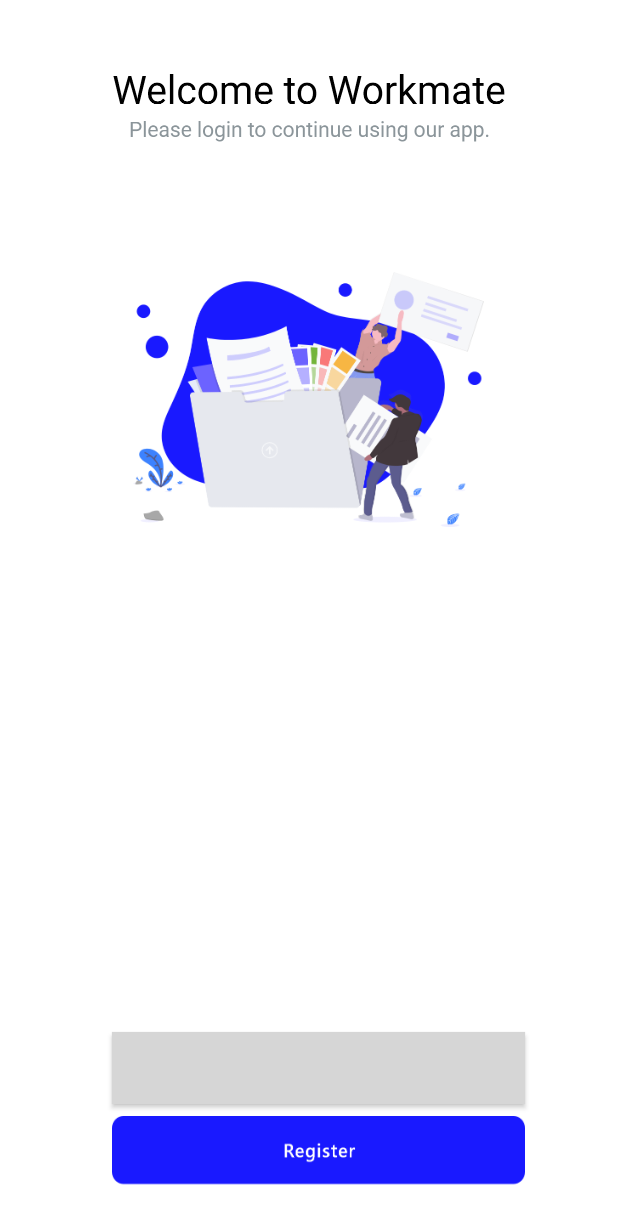
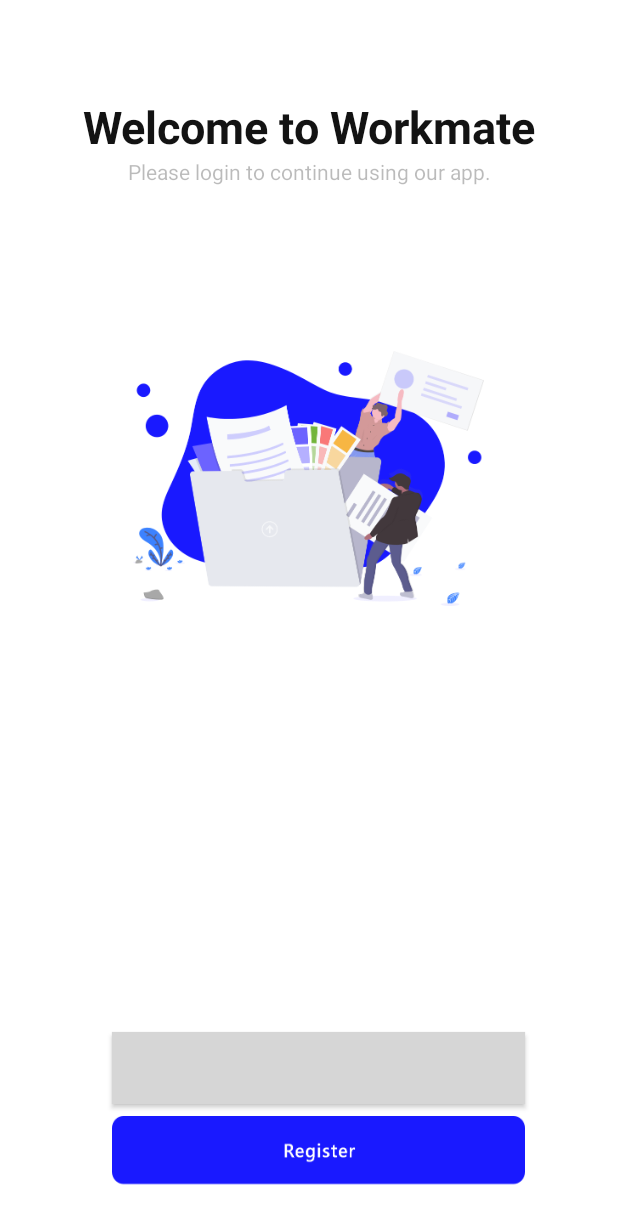
Before and after one commit to AlexanderAmeye/Workmate, an Android app: the screen it shows after launch (MainActivity), on a phone screen of 412 x 824 dp. Shown: the top 1224 px of the screen. Run offline under Robolectric (Android 15) with nearby library versions, the light colour scheme and no system bars; our stand-ins replace Volley; grey boxes are pictures that could not be loaded.

Commit message:
Initial Commit

```diff
--- a/app/build.gradle
+++ b/app/build.gradle
@@ -11,6 +11,12 @@
         testInstrumentationRunner "android.support.test.runner.AndroidJUnitRunner"
         vectorDrawables.useSupportLibrary = true
     }
+
+    compileOptions {
+        sourceCompatibility JavaVersion.VERSION_1_8
+        targetCompatibility JavaVersion.VERSION_1_8
+    }
+
     buildTypes {
         release {
             minifyEnabled false
--- a/app/src/main/AndroidManifest.xml
+++ b/app/src/main/AndroidManifest.xml
@@ -4,7 +4,7 @@
 
     <uses-permission android:name="android.permission.ACCESS_WIFI_STATE" />
     <uses-permission android:name="android.permission.INTERNET" />
-    <uses-permission android:name="android.permission.READ_CONTACTS" />
+    <uses-permission android:name="android.permission.NFC" />
 
     <application
         android:allowBackup="true"
--- a/app/src/main/res/layout/activity_main.xml
+++ b/app/src/main/res/layout/activity_main.xml
@@ -34,10 +34,8 @@
         android:layout_width="234dp"
         android:layout_height="222dp"
         android:layout_marginStart="8dp"
-        android:layout_marginLeft="8dp"
-        android:layout_marginTop="60dp"
+        android:layout_marginTop="84dp"
         android:layout_marginEnd="8dp"
-        android:layout_marginRight="8dp"
         app:layout_constraintEnd_toEndOf="parent"
         app:layout_constraintHorizontal_bias="0.496"
         app:layout_constraintStart_toStartOf="parent"
@@ -45,13 +43,26 @@
         app:srcCompat="@drawable/logo_group" />
 
     <TextView
-        android:id="@+id/textView3"
+        android:id="@+id/textView"
         android:layout_width="wrap_content"
         android:layout_height="wrap_content"
-        android:layout_marginTop="44dp"
-        android:background="@drawable/welcome_text_group"
+        android:layout_marginTop="64dp"
+        android:text="Welcome to Workmate"
+        android:textColor="#131313"
+        android:textSize="30sp"
+        android:textStyle="bold"
         app:layout_constraintEnd_toEndOf="parent"
         app:layout_constraintStart_toStartOf="parent"
         app:layout_constraintTop_toTopOf="parent" />
 
+    <TextView
+        android:id="@+id/textView3"
+        android:layout_width="wrap_content"
+        android:layout_height="wrap_content"
+        android:text="Please login to continue using our app."
+        android:textColor="#4A131313"
+        app:layout_constraintEnd_toEndOf="parent"
+        app:layout_constraintStart_toStartOf="parent"
+        app:layout_constraintTop_toBottomOf="@+id/textView" />
+
 </android.support.constraint.ConstraintLayout>
```
Also changed, not shown: app/src/main/res/drawable/launch_screen.xml (+0 -10 lines), app/src/main/res/layout/activity_login.xml (+25 -10 lines), app/src/main/res/layout/activity_register.xml (+25 -15 lines), app/src/main/res/drawable-hdpi/splash_screen.png, app/src/main/res/drawable-ldpi/splash_screen.png, app/src/main/res/drawable-mdpi/splash_screen.png, app/src/main/res/drawable-xhdpi/splash_screen.png, app/src/main/res/drawable-xxhdpi/splash_screen.png, app/src/main/res/drawable-xxxhdpi/splash_screen.png.
